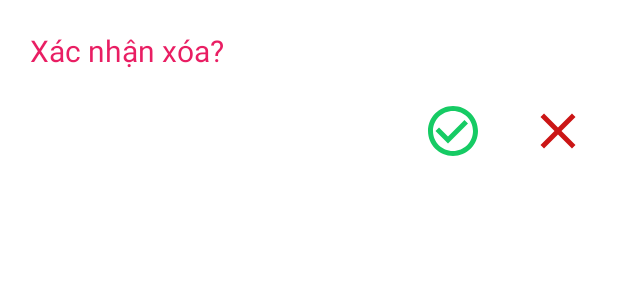
After one commit to Hua-Kieu-Lam/Android_App, an Android app: the layout delete_dialog.xml on its own in the app's theme, with its tools: preview values and no code run, on a phone screen of 412 x 824 dp. The commit adds this screen. Shown: the top 300 px of the screen. Run offline under Robolectric (Android 15) with nearby library versions, the phone set to English and light mode, and no system bars.

Commit message:
Fix UI (99.98%) - (Dialog delete)

```diff
--- /dev/null
+++ b/app/src/main/res/drawable/baseline_close.xml
@@ -0,0 +1,5 @@
+<vector xmlns:android="http://schemas.android.com/apk/res/android" android:height="24dp" android:tint="#CB1616" android:viewportHeight="24" android:viewportWidth="24" android:width="24dp">
+
+    <path android:fillColor="@android:color/white" android:pathData="M19,6.41L17.59,5 12,10.59 6.41,5 5,6.41 10.59,12 5,17.59 6.41,19 12,13.41 17.59,19 19,17.59 13.41,12z"/>
+
+</vector>
--- /dev/null
+++ b/app/src/main/res/drawable/baseline_ok.xml
@@ -0,0 +1,5 @@
+<vector xmlns:android="http://schemas.android.com/apk/res/android" android:height="24dp" android:tint="#16CB64" android:viewportHeight="24" android:viewportWidth="24" android:width="24dp">
+
+    <path android:fillColor="@android:color/white" android:pathData="M16.59,7.58L10,14.17l-3.59,-3.58L5,12l5,5 8,-8zM12,2C6.48,2 2,6.48 2,12s4.48,10 10,10 10,-4.48 10,-10S17.52,2 12,2zM12,20c-4.42,0 -8,-3.58 -8,-8s3.58,-8 8,-8 8,3.58 8,8 -3.58,8 -8,8z"/>
+
+</vector>
--- /dev/null
+++ b/app/src/main/res/layout/delete_dialog.xml
@@ -0,0 +1,34 @@
+<?xml version="1.0" encoding="utf-8"?>
+<LinearLayout xmlns:android="http://schemas.android.com/apk/res/android"
+    android:orientation="vertical"
+    android:layout_width="match_parent"
+    android:layout_height="match_parent"
+    android:padding="20dp">
+
+    <TextView
+        android:layout_width="match_parent"
+        android:layout_height="wrap_content"
+        android:text="Xác nhận xóa?"
+        android:textSize="20sp"
+        android:textColor="@color/red"/>
+
+    <LinearLayout
+        android:layout_width="match_parent"
+        android:layout_height="wrap_content"
+        android:orientation="horizontal"
+        android:layout_marginTop="20dp"
+        android:gravity="end">
+        <ImageView
+            android:id="@+id/imvOK"
+            android:layout_width="40dp"
+            android:layout_height="40dp"
+            android:src="@drawable/baseline_ok"/>
+        <ImageView
+            android:id="@+id/imvCancel"
+            android:layout_width="40dp"
+            android:layout_height="40dp"
+            android:src="@drawable/baseline_close"
+            android:layout_marginStart="30dp"/>
+    </LinearLayout>
+
+</LinearLayout>
```
Also changed, not shown: app/src/main/AndroidManifest.xml (+5 -2 lines), app/src/main/java/com/example/adapters/AdminCategoryAdapter.java (+28 -4 lines), app/src/main/java/com/example/adapters/AdminProductAdapter.java (+32 -12 lines), app/src/main/java/com/example/android_app/AdminActivity.java (+8 -2 lines), app/src/main/java/com/example/android_app/ManageUserActivity.java (added, +30 -0 lines), app/src/main/res/layout/activity_manage_user.xml (added, +10 -0 lines), app/src/main/res/menu/option_menu.xml (+6 -2 lines).
